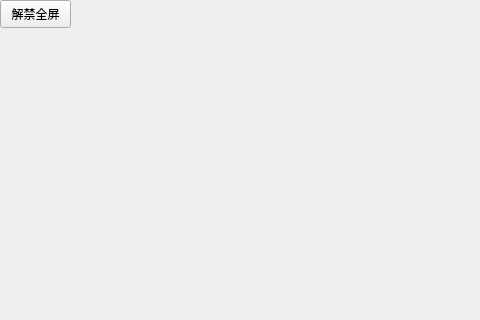
Old version of the form jiyufucker.ui in the repository SamCui0313/JiyuFucker; both pictures show x 0 to 480 and y 0 to 320 of the 800 by 600 pixel window.
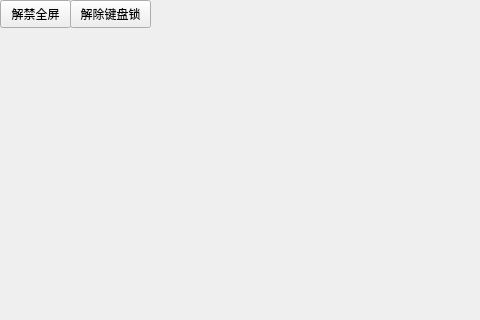
New version of the form.

Commit message: 解除键盘锁功能

```diff
--- a/jiyufucker.ui
+++ b/jiyufucker.ui
@@ -27,6 +27,19 @@
      <string>解禁全屏</string>
     </property>
    </widget>
+   <widget class="QPushButton" name="FuckKeyboardLockButton">
+    <property name="geometry">
+     <rect>
+      <x>70</x>
+      <y>0</y>
+      <width>81</width>
+      <height>28</height>
+     </rect>
+    </property>
+    <property name="text">
+     <string>解除键盘锁</string>
+    </property>
+   </widget>
   </widget>
   <widget class="QMenuBar" name="menubar">
    <property name="geometry">
```
The commit also changes 2 other files.
